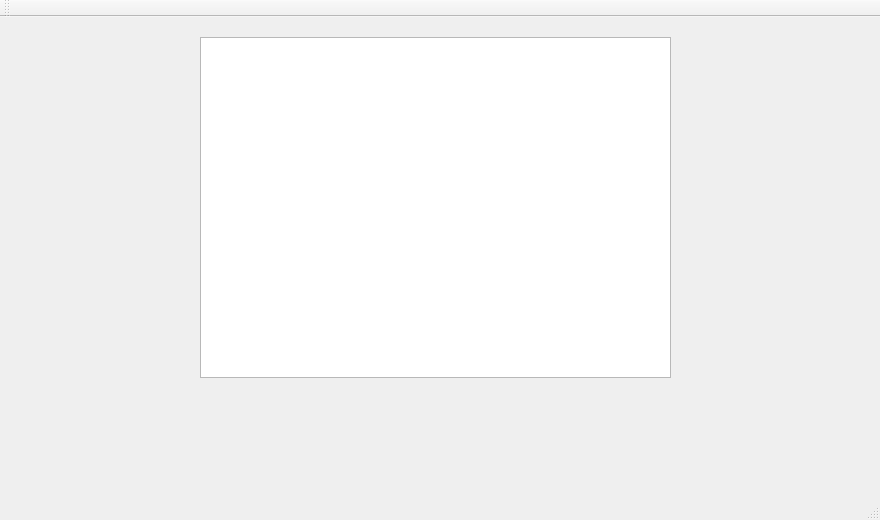
Old version of the form programs/KJVCanOpener/KJVCanOpener.ui in the repository dewhisna/KingJamesPureBibleSearch.
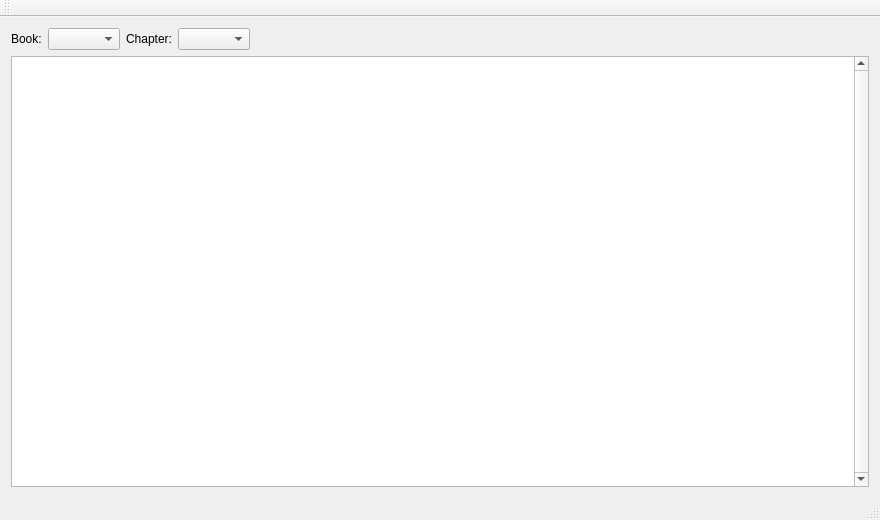
New version of the form.

Patch:
```diff
--- a/programs/KJVCanOpener/KJVCanOpener.ui
+++ b/programs/KJVCanOpener/KJVCanOpener.ui
@@ -14,16 +14,73 @@
    <string>CKJVCanOpener</string>
   </property>
   <widget class="QWidget" name="centralWidget">
-   <widget class="QTreeView" name="searchResultsView">
-    <property name="geometry">
-     <rect>
-      <x>200</x>
-      <y>20</y>
-      <width>471</width>
-      <height>341</height>
-     </rect>
-    </property>
-   </widget>
+   <layout class="QGridLayout" name="gridLayout">
+    <item row="0" column="0">
+     <layout class="QVBoxLayout" name="verticalLayout">
+      <item>
+       <layout class="QHBoxLayout" name="horizontalLayout_3">
+        <item>
+         <layout class="QHBoxLayout" name="horizontalLayout">
+          <item>
+           <widget class="QLabel" name="lblBook">
+            <property name="text">
+             <string>Book:</string>
+            </property>
+            <property name="buddy">
+             <cstring>comboBook</cstring>
+            </property>
+           </widget>
+          </item>
+          <item>
+           <widget class="QComboBox" name="comboBook"/>
+          </item>
+         </layout>
+        </item>
+        <item>
+         <layout class="QHBoxLayout" name="horizontalLayout_2">
+          <item>
+           <widget class="QLabel" name="lblChapter">
+            <property name="text">
+             <string>Chapter:</string>
+            </property>
+            <property name="buddy">
+             <cstring>comboChapter</cstring>
+            </property>
+           </widget>
+          </item>
+          <item>
+           <widget class="QComboBox" name="comboChapter"/>
+          </item>
+         </layout>
+        </item>
+        <item>
+         <spacer name="horizontalSpacer">
+          <property name="orientation">
+           <enum>Qt::Horizontal</enum>
+          </property>
+          <property name="sizeHint" stdset="0">
+           <size>
+            <width>13</width>
+            <height>13</height>
+           </size>
+          </property>
+         </spacer>
+        </item>
+       </layout>
+      </item>
+      <item>
+       <widget class="QTextBrowser" name="textBrowserMainText">
+        <property name="verticalScrollBarPolicy">
+         <enum>Qt::ScrollBarAlwaysOn</enum>
+        </property>
+        <property name="textInteractionFlags">
+         <set>Qt::LinksAccessibleByKeyboard|Qt::LinksAccessibleByMouse|Qt::TextBrowserInteraction|Qt::TextSelectableByKeyboard|Qt::TextSelectableByMouse</set>
+        </property>
+       </widget>
+      </item>
+     </layout>
+    </item>
+   </layout>
   </widget>
   <widget class="QMenuBar" name="menuBar">
    <property name="geometry">
```
Left out of the diff: 2 changed lines with no effect on the pictures.
